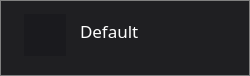
The window that summer.code/dev/code-bot-frontend/ui/group.ui (matrixorigin/matrixorigin.io) describes before a commit, drawn with Qt 5.
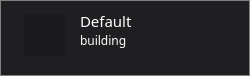
The same window after the commit. Icons and pictures are not drawn.

```diff
--- a/summer.code/dev/code-bot-frontend/ui/group.ui
+++ b/summer.code/dev/code-bot-frontend/ui/group.ui
@@ -36,13 +36,13 @@
      <x>80</x>
      <y>10</y>
      <width>131</width>
-     <height>41</height>
+     <height>21</height>
     </rect>
    </property>
    <property name="font">
     <font>
      <family>Agency FB</family>
-     <pointsize>13</pointsize>
+     <pointsize>11</pointsize>
     </font>
    </property>
    <property name="styleSheet">
@@ -90,6 +90,29 @@
     <string/>
    </property>
   </widget>
+  <widget class="QLabel" name="label_3">
+   <property name="geometry">
+    <rect>
+     <x>80</x>
+     <y>30</y>
+     <width>131</width>
+     <height>21</height>
+    </rect>
+   </property>
+   <property name="font">
+    <font>
+     <family>Agency FB</family>
+     <pointsize>9</pointsize>
+    </font>
+   </property>
+   <property name="styleSheet">
+    <string notr="true">border: 0px;
+color: qlineargradient(x0:0, y0:1, x2:0, y2:1,stop:0 rgb(113, 109, 252), stop:1 rgb(255, 255, 255));</string>
+   </property>
+   <property name="text">
+    <string>building</string>
+   </property>
+  </widget>
  </widget>
  <resources>
   <include location="../res.qrc"/>
```
